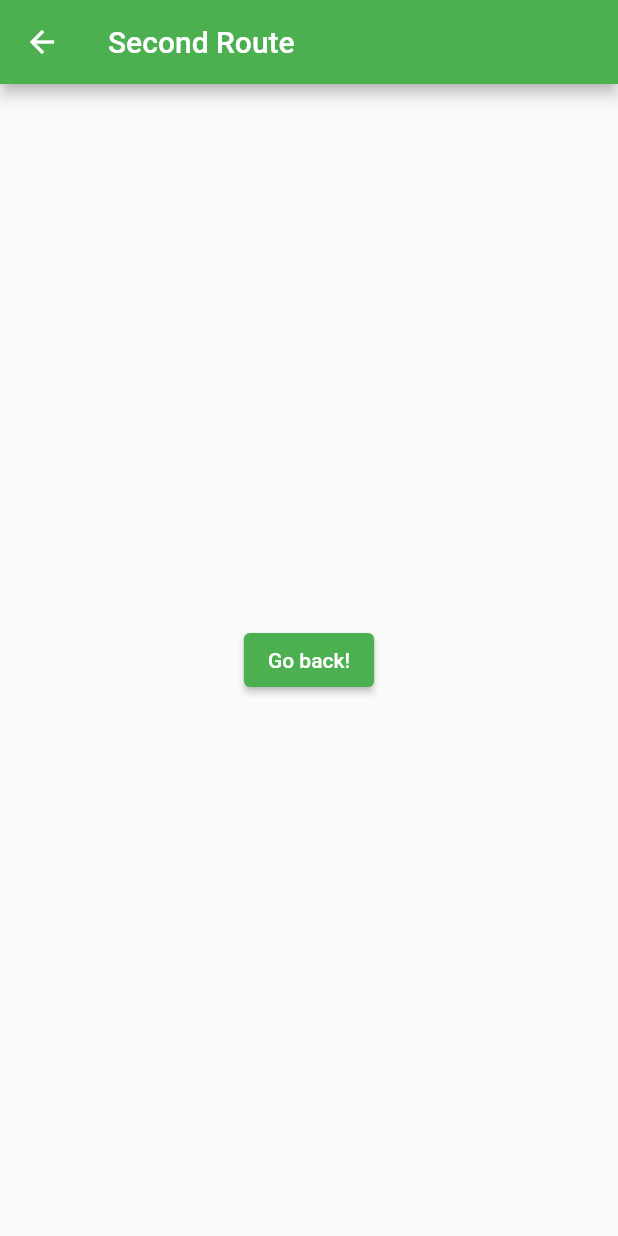
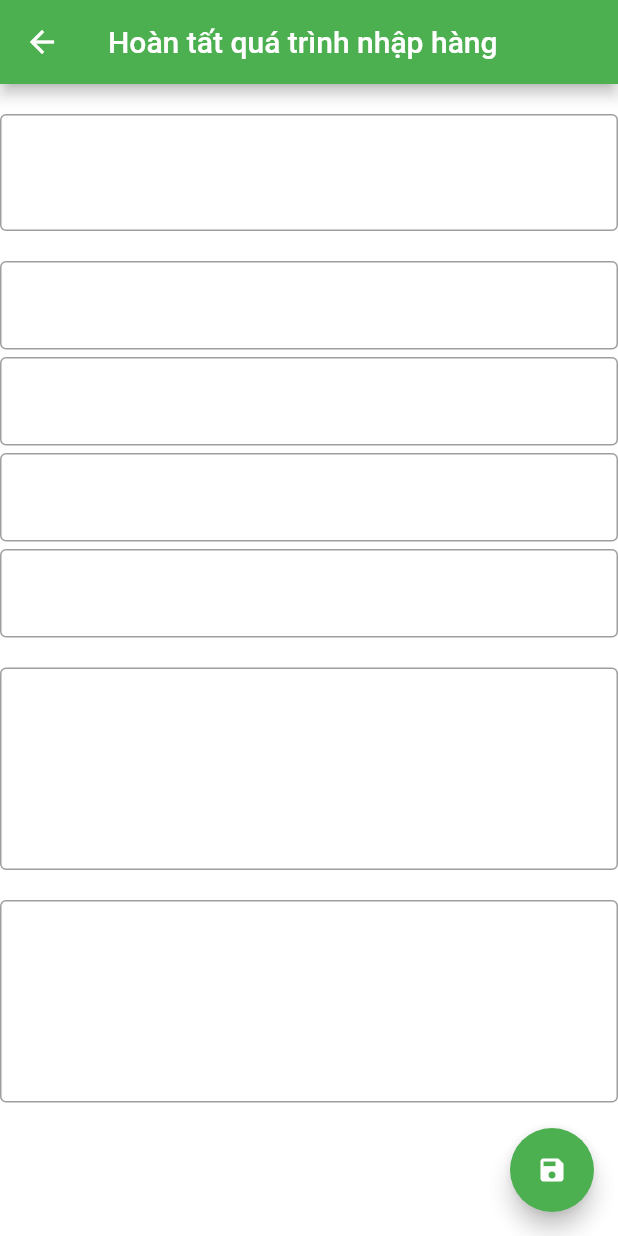
Before and after one commit to Lewis-Le/scan_qr, a Flutter app: the screen it shows after launch, after a tap on the "camera" icon, on a phone screen of 412 x 824 dp. Run offline on Flutter 3.47's test engine with Material 2 defaults, Android fonts, the phone set to English and light mode, and no system bars; missing offline and left inert: qrscan.

Commit message:
Hoàn thiện tính năng nhập thông tin sản phẩm trên layout thứ 2, pass dc kết quả quét mã code từ screen 1 khi quét xong chuyển qua screen 2

```diff
--- a/lib/main.dart
+++ b/lib/main.dart
@@ -41,6 +41,7 @@ class _MyHomePageState extends State<MyHomePage> {
   TextEditingController _outputController;
 
   String _name = "";
+  String code_value;
 
   @override
   void initState() {
@@ -61,11 +62,15 @@ class _MyHomePageState extends State<MyHomePage> {
     if(_name != null) {
       Navigator.push(
         context,
-        MaterialPageRoute(builder: (context) => SecondRoute()),
+        MaterialPageRoute(builder: (context) => SecondRoute(code_value: _name,)),
       );
     }
   }
 
+  Future _add(){
+    String test = "";
+    test = "Complete";
+  }
 
   @override
   Widget build(BuildContext context) {
@@ -75,7 +80,6 @@ class _MyHomePageState extends State<MyHomePage> {
       ),
       body: new ListView(
         children: <Widget>[
-
           //Phần hiển thị kết quả scan
           new Text("\n  Kết quả quét mã: ", style: new TextStyle(fontSize: 18.0)),
           new TextField(
@@ -101,21 +105,194 @@ class _MyHomePageState extends State<MyHomePage> {
   }
 }
 
-class SecondRoute extends StatelessWidget {
+class SecondRoute extends StatelessWidget{
+
+  String code_value;
+  SecondRoute({this.code_value});
+
+  Future _add(){
+    String test = "";
+    test = "Complete";
+  }
+
   @override
   Widget build(BuildContext context) {
     return Scaffold(
       appBar: AppBar(
-        title: Text("Second Route"),
+        title: Text("Hoàn tất quá trình nhập hàng"),
       ),
-      body: Center(
-        child: ElevatedButton(
-          onPressed: () {
-            Navigator.pop(context);
-          },
-          child: Text('Go back!'),
-        ),
+
+      body: ListView(
+        children: [
+          SizedBox(
+            height: 20,
+          ),
+          TextField(
+            decoration: InputDecoration(
+              hintText: "Nhập tên vào đây",
+              labelText: "Tên mặt hàng",
+              labelStyle: TextStyle(
+                fontSize: 24,
+                color: Colors.white
+              ),
+              hintStyle: TextStyle(
+                  color: Colors.grey
+              ),
+              border: OutlineInputBorder(),
+              fillColor: Colors.cyan,
+              filled: false
+            ),
+            keyboardType: TextInputType.name,
+            maxLines: 2,
+          ),
+          SizedBox(
+            height: 20,
+          ),
+          TextField(
+            decoration: InputDecoration(
+                hintText: "Nhập xuất xứ sản phẩm",
+                labelText: "Xuất xứ",
+                labelStyle: TextStyle(
+                    fontSize: 20,
+                    color: Colors.white
+                ),
+                hintStyle: TextStyle(
+                    color: Colors.grey
+                ),
+                border: OutlineInputBorder(),
+                fillColor: Colors.cyan,
+                filled: false
+            ),
+            keyboardType: TextInputType.name,
+            maxLines: 1,
+          ),
+          SizedBox(
+            height: 5,
+          ),
+          TextField(
+            decoration: InputDecoration(
+                hintText: "Nhập loại sản phẩm vào đây",
+                labelText: "Phân loại",
+                labelStyle: TextStyle(
+                    fontSize: 20,
+                    color: Colors.white
+                ),
+                hintStyle: TextStyle(
+                    color: Colors.grey
+                ),
+                border: OutlineInputBorder(),
+                fillColor: Colors.cyan,
+                filled: false
+            ),
+            keyboardType: TextInputType.name,
+            maxLines: 1,
+          ),
+          SizedBox(
+            height: 5,
+          ),
+          TextField(
+            decoration: InputDecoration(
+                hintText: "Nhập số lượng sản phẩm tại đây",
+                labelText: "Số lượng",
+                labelStyle: TextStyle(
+                    fontSize: 20,
+                    color: Colors.white
+                ),
+                hintStyle: TextStyle(
+                    color: Colors.grey
+                ),
+                border: OutlineInputBorder(),
+                fillColor: Colors.cyan,
+                filled: false
+            ),
+            keyboardType: TextInputType.number,
+            maxLines: 1,
+          ),
+          SizedBox(
+            height: 5,
+          ),
+          TextField(
+            decoration: InputDecoration(
+                hintText: "Nhập giá tiền trên một đơn vị sản phẩm tại đây",
+                labelText: "Giá tiền trên 1 sản phẩm",
+                labelStyle: TextStyle(
+                    fontSize: 20,
+                    color: Colors.white
+                ),
+                hintStyle: TextStyle(
+                    color: Colors.grey
+                ),
+                border: OutlineInputBorder(),
+                fillColor: Colors.cyan,
+                filled: false
+            ),
+            keyboardType: TextInputType.number,
+            maxLines: 1,
+          ),
+          SizedBox(
+            height: 20,
+          ),
+          TextField(
+            decoration: InputDecoration(
+                hintText: "Mô tả về sản phẩm tại đây",
+                labelText: "Mô tả",
+                labelStyle: TextStyle(
+                    fontSize: 24,
+                    color: Colors.white
+                ),
+                hintStyle: TextStyle(
+                    color: Colors.grey
+                ),
+                border: OutlineInputBorder(),
+                fillColor: Colors.cyan,
+                filled: false
+            ),
+            keyboardType: TextInputType.text,
+            maxLines: 5,
+          ),
+          SizedBox(
+            height: 20,
+          ),
+          TextField(
+            decoration: InputDecoration(
+                hintText: "Ghi chú thêm cho sản phẩm tại đây",
+                labelText: "Ghi chú",
+                labelStyle: TextStyle(
+                    fontSize: 24,
+                    color: Colors.white
+                ),
+                hintStyle: TextStyle(
+                    color: Colors.grey
+                ),
+                border: OutlineInputBorder(),
+                fillColor: Colors.cyan,
+                filled: false
+            ),
+            keyboardType: TextInputType.text,
+            maxLines: 5,
+          ),
+          SizedBox(
+            height: 20,
+          ),
+          Text("Mã code sản phẩm vừa quét", style: TextStyle(
+            fontSize: 22,
+            color: Colors.white,
+          )),
+          SizedBox(
+            height: 5,
+          ),
+          Text(code_value, style: TextStyle(
+            fontSize: 24,
+            color: Colors.grey,
+          ),)
+        ],
       ),
+      floatingActionButton: FloatingActionButton(
+      onPressed: _add,
+      tooltip: 'Thêm sản phẩm',
+      child: Icon(Icons.save, size: 20),
+      ), //
+      backgroundColor: Colors.white54,
     );
   }
 }
```
